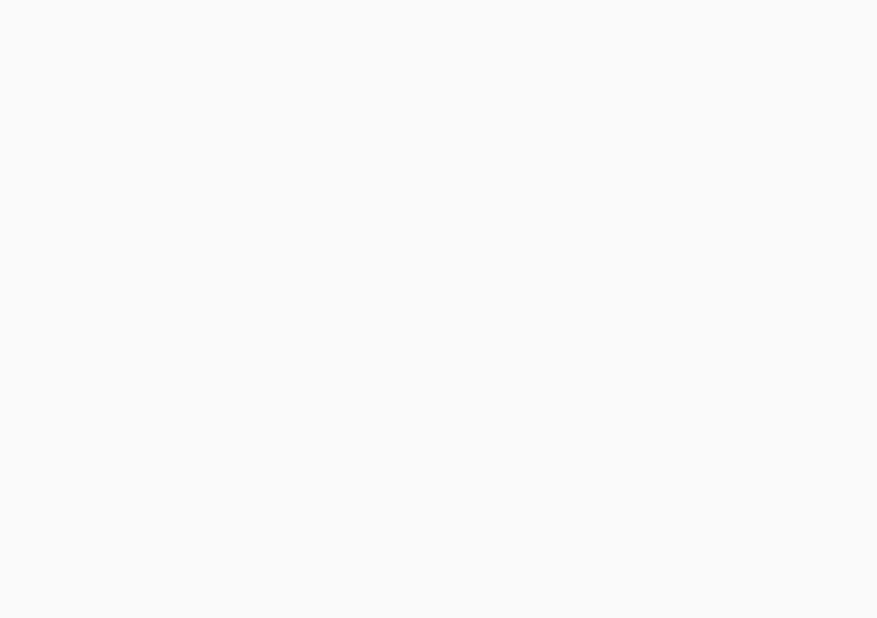
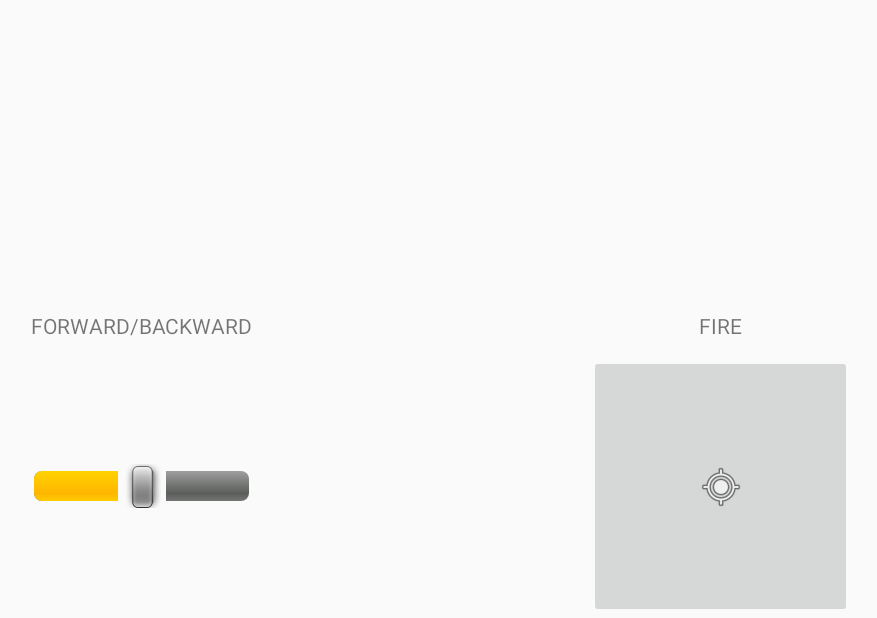
Before and after one commit to Nyczuu/tank-controller, an Android app: the shooterView screen opened directly, with no data from a screen before it, on a phone screen of 824 x 412 dp (held sideways). Before the commit the part shown is empty. Shown: the whole screen, without its empty margins (134-1011 px from the left). Run offline under Robolectric (Android 15) with nearby library versions, the phone set to English and light mode, and no system bars.

Commit message:
Shooter view

```diff
--- a/app/src/main/res/layout/activity_shooter_view.xml
+++ b/app/src/main/res/layout/activity_shooter_view.xml
@@ -1,9 +1,61 @@
 <?xml version="1.0" encoding="utf-8"?>
-<androidx.constraintlayout.widget.ConstraintLayout xmlns:android="http://schemas.android.com/apk/res/android"
+<LinearLayout xmlns:android="http://schemas.android.com/apk/res/android"
     xmlns:app="http://schemas.android.com/apk/res-auto"
     xmlns:tools="http://schemas.android.com/tools"
     android:layout_width="match_parent"
     android:layout_height="match_parent"
-    tools:context=".shooterView">
+    tools:context=".driverView">
 
-</androidx.constraintlayout.widget.ConstraintLayout>
+    <androidx.constraintlayout.widget.ConstraintLayout
+        android:layout_width="367dp"
+        android:layout_height="match_parent">
+
+        <SeekBar
+            android:id="@+id/rotateTower"
+            style="@android:style/Widget.SeekBar"
+            android:layout_width="175dp"
+            android:layout_height="175dp"
+            android:indeterminate="false"
+            android:max="100"
+            android:progress="50"
+            app:layout_constraintBottom_toBottomOf="parent"
+            app:layout_constraintEnd_toEndOf="parent"
+            app:layout_constraintStart_toStartOf="parent" />
+
+        <TextView
+            android:id="@+id/rotateTowerLabel"
+            android:layout_width="wrap_content"
+            android:layout_height="wrap_content"
+            android:layout_marginBottom="10dp"
+            android:text="FORWARD/BACKWARD"
+            app:layout_constraintBottom_toTopOf="@+id/rotateTower"
+            app:layout_constraintEnd_toEndOf="parent"
+            app:layout_constraintStart_toStartOf="parent" />
+
+    </androidx.constraintlayout.widget.ConstraintLayout>
+
+    <androidx.constraintlayout.widget.ConstraintLayout
+        android:layout_width="404dp"
+        android:layout_height="match_parent">
+
+        <TextView
+            android:id="@+id/fireButtonLabel"
+            android:layout_width="wrap_content"
+            android:layout_height="wrap_content"
+            android:layout_marginBottom="10dp"
+            android:text="FIRE"
+            app:layout_constraintBottom_toTopOf="@+id/fireButton"
+            app:layout_constraintEnd_toEndOf="parent"
+            app:layout_constraintStart_toStartOf="parent" />
+
+        <ImageButton
+            android:id="@+id/fireButton"
+            android:layout_width="175dp"
+            android:layout_height="175dp"
+            app:layout_constraintBottom_toBottomOf="parent"
+            app:layout_constraintEnd_toEndOf="parent"
+            app:layout_constraintStart_toStartOf="parent"
+            app:srcCompat="@android:drawable/ic_menu_mylocation" />
+    </androidx.constraintlayout.widget.ConstraintLayout>
+
+</LinearLayout>
```
